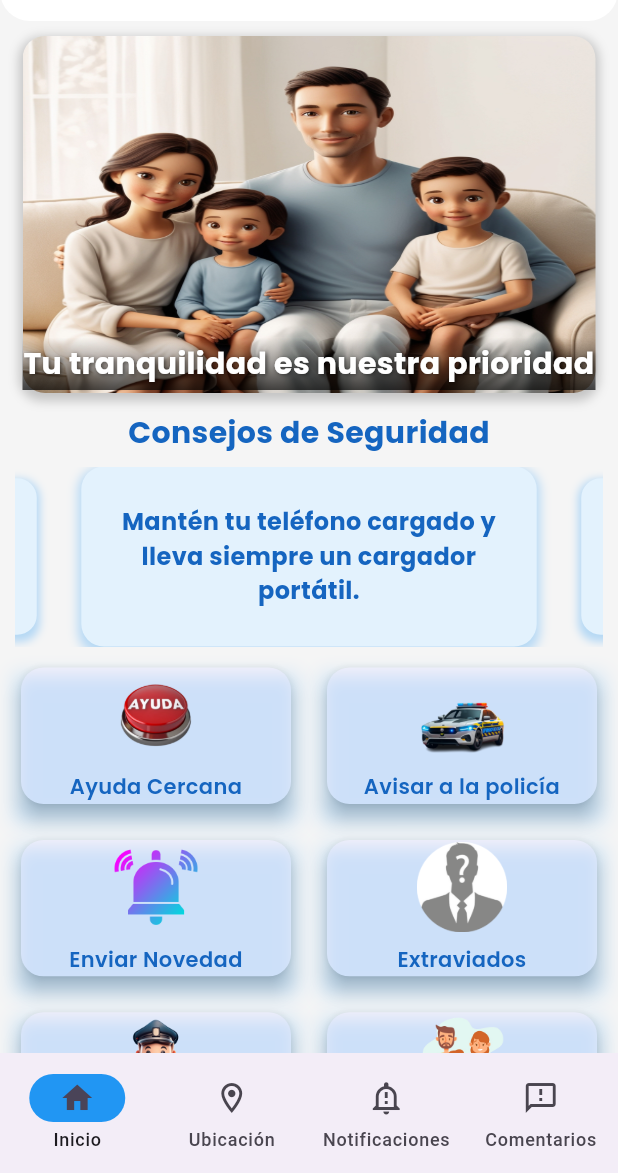
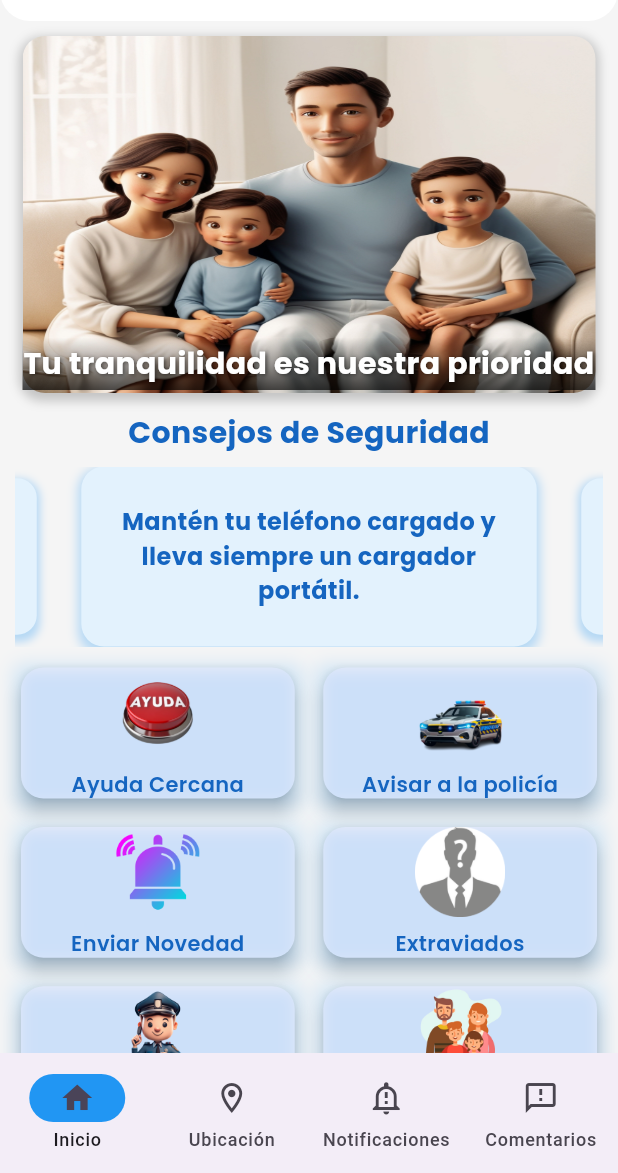
Before and after one commit to Oberdavid/myhelpoficial2024, a Flutter app: the CasaScreen screen opened by its route, on a phone screen of 412 x 824 dp, the part 63-1236 px from its top. Run offline on Flutter 3.47's test engine with Material 3 defaults, Android fonts, the phone set to English and light mode, and no system bars; drawn by our look-alikes of carousel_slider; our stand-ins replace flutter_local_notifications, geolocator, go_router, google_fonts, google_maps_flutter, image_picker and 7 more; accounts and stored records are empty.

Commit message:
se modifico el tamaño de las buildborcard en casascreen

```diff
--- a/lib/Screen/casa_screen.dart
+++ b/lib/Screen/casa_screen.dart
@@ -399,9 +399,9 @@ class _CasaScreenState extends State<CasaScreen> {
               shrinkWrap: true,
               physics: const NeverScrollableScrollPhysics(),
               crossAxisCount: 2,
-              childAspectRatio: 1.9,
-              crossAxisSpacing: 16,
-              mainAxisSpacing: 16,
+              childAspectRatio: 2.0,
+              crossAxisSpacing: 11,
+              mainAxisSpacing: 11,
               children: <Widget>[
                 _buildOptionCard(
                     context, 'Ayuda Cercana', 'assets/ayuda.png', ''),
@@ -475,8 +475,8 @@ class _CasaScreenState extends State<CasaScreen> {
               BoxShadow(
                 color: Colors.blue.withOpacity(0.2),
                 blurRadius: 10,
-                spreadRadius: 5,
-                offset: const Offset(0, 9),
+                spreadRadius: 4,
+                offset: const Offset(0, 3),
               ),
             ],
           ),
```
